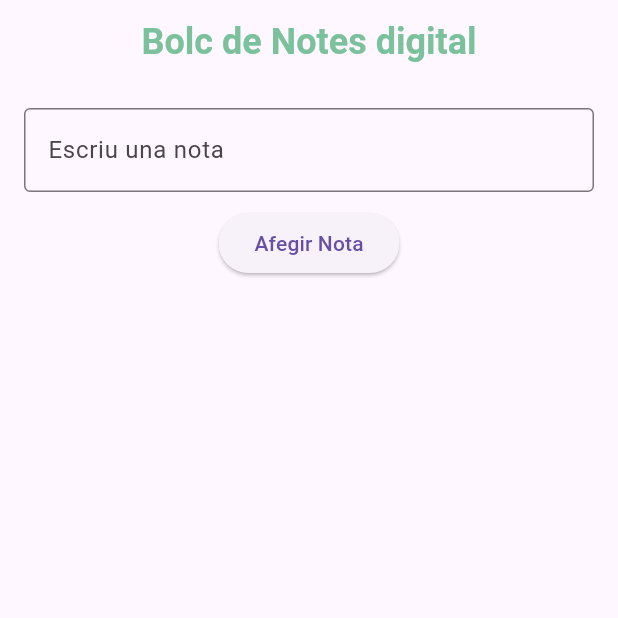
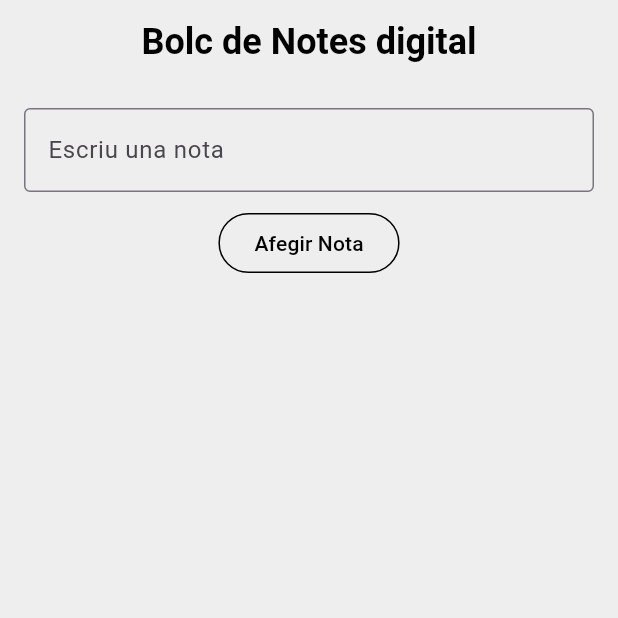
Before and after one commit to Marionaaa22/Bloc-notas-Flutter, a Flutter app: the screen it shows after launch, on a phone screen of 412 x 824 dp, the top half of it. Run offline on Flutter 3.47's test engine with Material 3 defaults, Android fonts, the phone set to English and light mode, and no system bars.

Commit message:
fix colors

```diff
--- a/lib/main.dart
+++ b/lib/main.dart
@@ -10,6 +10,7 @@ class MyApp extends StatelessWidget {
   @override
   Widget build(BuildContext context) {
     return MaterialApp(
+      debugShowCheckedModeBanner: false, // Quita la marca de agua de "DEBUG"
       home: NotesScreen(),
     );
   }
@@ -19,13 +20,12 @@ class NotesScreen extends StatefulWidget {
   const NotesScreen({super.key});
 
   @override
-  // ignore: library_private_types_in_public_api
   _NotesScreenState createState() => _NotesScreenState();
 }
 
 class _NotesScreenState extends State<NotesScreen> {
   final TextEditingController _controller = TextEditingController();
-  final List<String> _notes = [];
+  final List<String> _notes = []; // Lista para guardar notas
 
   void _addNote() {
     if (_controller.text.isNotEmpty) {
@@ -42,20 +42,28 @@ class _NotesScreenState extends State<NotesScreen> {
     });
   }
 
+  void _removeAllNotes() {
+    setState(() {
+      _notes.clear();
+    });
+  }
+
   @override
   Widget build(BuildContext context) {
-
-    return Scaffold(
+    return Container(
+      color: Colors.grey[200], // Cambia el color de fondo aquí
+      child: Scaffold(
         appBar: AppBar(
           title: Text('Bolc de Notes digital'),
           centerTitle: true,
+          backgroundColor: Colors.grey[200], // Cambia el color del AppBar aquí
           titleTextStyle: TextStyle(
-          color: const Color.fromARGB(255, 122, 193, 156),
+            color: Colors.black, // Cambia el color del título aquí
             fontSize: 24,
             fontWeight: FontWeight.bold,
           ),
-        ) ,
-
+        ),
+        backgroundColor: Colors.transparent, // Hace que el Scaffold sea transparente
         body: Padding(
           padding: const EdgeInsets.all(16.0),
           child: Column(
@@ -66,10 +74,17 @@ class _NotesScreenState extends State<NotesScreen> {
                   labelText: 'Escriu una nota',
                   border: OutlineInputBorder(),
                 ),
+                style: TextStyle(color: Colors.black), // Cambia el color del texto aquí
               ),
               SizedBox(height: 10),
               ElevatedButton(
                 onPressed: _addNote,
+                style: ElevatedButton.styleFrom(
+                  backgroundColor: Colors.transparent, // Cambia el color del botón aquí
+                  foregroundColor: Colors.black, // Cambia el color del texto aquí
+                  elevation: 0, // Elimina la sombra del botón
+                  side: BorderSide(color: Colors.black), // Agrega un borde de color negro
+                ),
                 child: Text('Afegir Nota'),
               ),
               SizedBox(height: 10),
@@ -90,6 +105,7 @@ class _NotesScreenState extends State<NotesScreen> {
             ],
           ),
         ),
+      ),
     );
   }
 }
```
Lines whose indentation alone changed are shown as unchanged.
